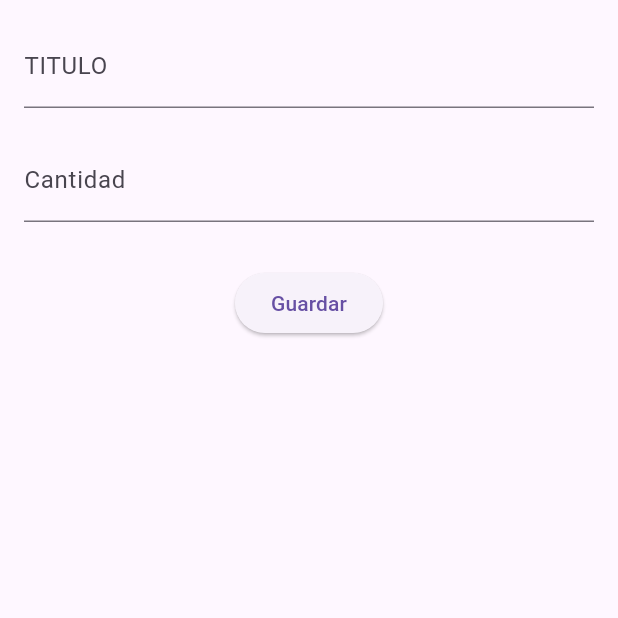
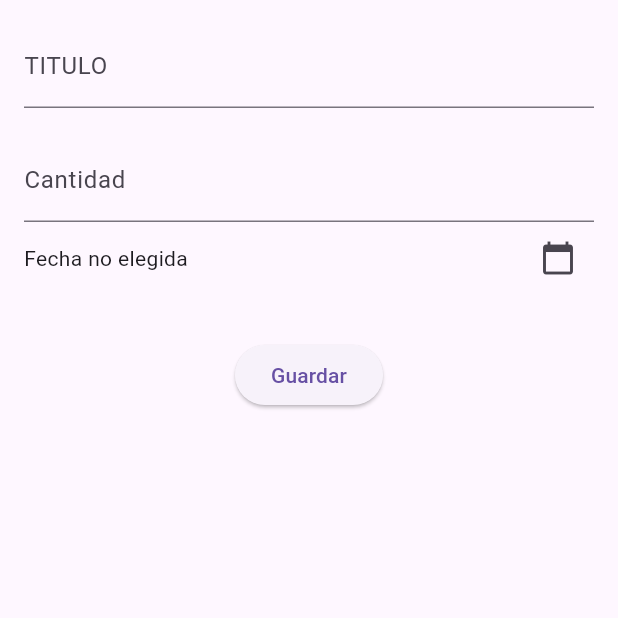
Before and after one commit to May-ecr/superSuperGeniales, a Flutter app: the Cuestionario screen opened directly, on a phone screen of 412 x 824 dp, the top half of it. Run offline on Flutter 3.47's test engine with Material 3 defaults, Android fonts, the phone set to English and light mode, and no system bars.

Commit message:
cambio 4: agegre selección de fecha en cuestionario y pantalla principal

```diff
--- a/proyectofinal/lib/cuestionario.dart
+++ b/proyectofinal/lib/cuestionario.dart
@@ -13,6 +13,8 @@ class Cuestionario extends StatefulWidget{
 
 //se crea para guardar todos los datos del cuestionario
 class _CuestionarioState extends State<Cuestionario>{
+
+
 
 // @override
 //   Widget build(BuildContext context) {
@@ -30,6 +32,26 @@ class _CuestionarioState extends State<Cuestionario>{
 final TextEditingController _tituloControlador = TextEditingController();
 final TextEditingController _cantidadControlador = TextEditingController();
 //variablespara guardar lo que pone el usuario
+
+// h  variable para guardar la fecha
+DateTime? _fechaSeleccionada;
+
+// h esto es para poder abrir el calendario
+void _seleccionarFecha() async {
+    final DateTime? picked = await showDatePicker(
+      context: context,
+      initialDate: DateTime.now(),
+      firstDate: DateTime(2020),
+      lastDate: DateTime(2035),
+    );
+    if (picked != null) {
+      setState(() {
+        _fechaSeleccionada = picked;
+      });
+    }
+  }
+
+
 @override
   Widget build(BuildContext context) {
     return Scaffold(//contenedor principal
@@ -52,14 +74,40 @@ final TextEditingController _cantidadControlador = TextEditingController();
                 ),
                 keyboardType: TextInputType.number,//para teclado numerico
               ),
-              SizedBox(height: 30,),
+              //h fila para elegir la fecha
+              Row(// es como una caja para organizar los elementos
+              children: [
+                Expanded(
+                  child: Text(
+                    _fechaSeleccionada == null
+                        ? "Fecha no elegida"
+                        : "Fecha: ${_fechaSeleccionada!.day}/${_fechaSeleccionada!.month}/${_fechaSeleccionada!.year}",
+                  ),
+                ),
+                IconButton(
+                  icon: const Icon(Icons.calendar_today),
+                  onPressed: _seleccionarFecha,
+                ),
+              ],
+            ),
+              //h
+              const SizedBox(height: 30,),
+
               ElevatedButton(//boton normal
                 onPressed: () {
                   final titulo = _tituloControlador.text;
                   final cantidad = _cantidadControlador.text;
+                  //hle agreggamos la fehca
+                  final fechaTexto = _fechaSeleccionada == null
+                    ? "Sin fecha" //indicara que no tiene fecha si no la selecionamos
+                    //,ostrara la fecha
+                    : "${_fechaSeleccionada!.day}/${_fechaSeleccionada!.month}/${_fechaSeleccionada!.year}";
 
-                  final textoFinal = "$titulo - \$${cantidad}";
-                Navigator.pop(context, textoFinal);//cierra la pantalla y muestra el texto
+                //  h ahora tiene la fecha en el texto final
+                final textoFinal = "$titulo - \$${cantidad} - $fechaTexto"; //ahi solo le agregue la de la fecha para que lo muestre
+                Navigator.pop(context, textoFinal);
+
+                //cierra la pantalla y muestra el texto
               },
               child: Text("Guardar"),
               ),
```
Also changed, not shown: proyectofinal/lib/pantalla_principal.dart (+6 -1 lines).
